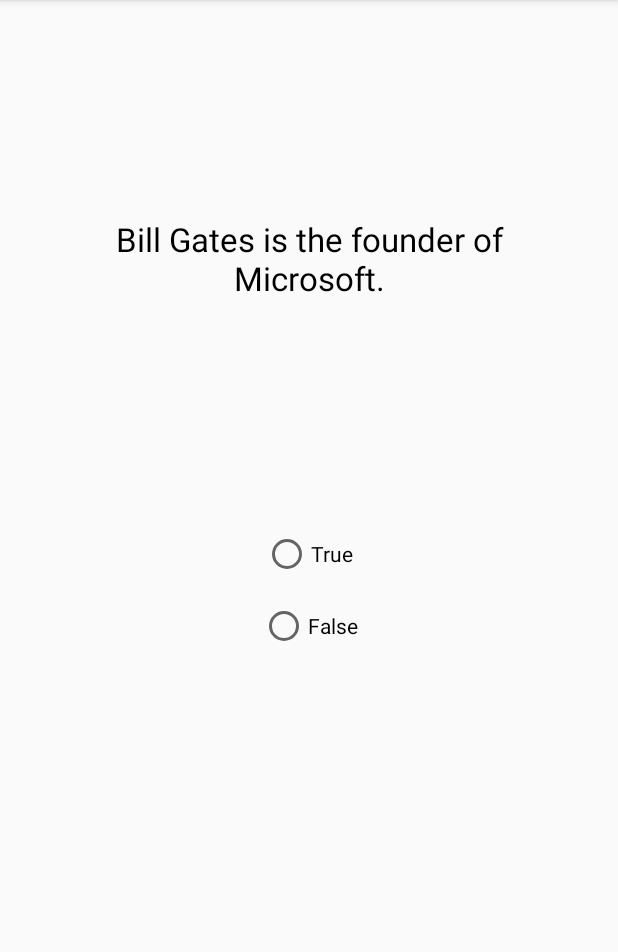
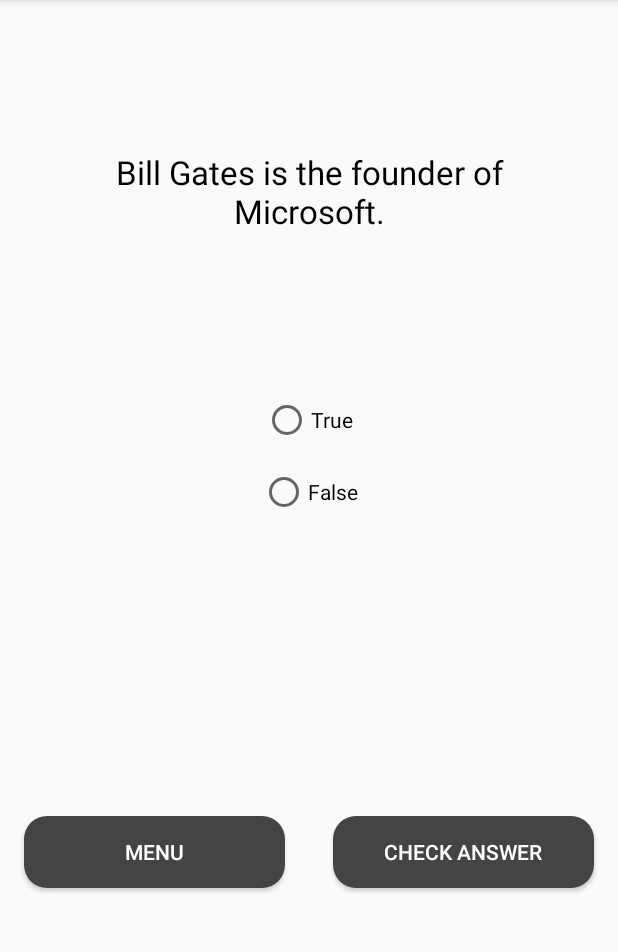
Before and after one commit to MaciejCmiel/Quiz-App, an Android app: the QuizActivity screen opened directly, with no data from a screen before it, on a phone screen of 412 x 824 dp, the part 84-1036 px from its top. Run offline under Robolectric (Android 15) with nearby library versions, the phone set to English and light mode, and no system bars.

Commit message:
Add buttons: back to menu and check answer

```diff
--- a/app/src/main/java/com/example/macx/quizapp/QuizActivity.java
+++ b/app/src/main/java/com/example/macx/quizapp/QuizActivity.java
@@ -1,9 +1,11 @@
 package com.example.macx.quizapp;
 
+import android.content.Intent;
 import android.os.Bundle;
 import android.support.v7.app.AppCompatActivity;
 import android.util.Log;
 import android.view.View;
+import android.widget.Button;
 import android.widget.TextView;
 
 import java.util.ArrayList;
@@ -21,7 +23,7 @@ public class QuizActivity extends AppCompatActivity {
         setContentView(R.layout.activity_quiz);
 
         boolean mYesNoAnswer;
-        int chosenType = getIntent().getIntExtra("TYPE", 1);
+        final int chosenType = getIntent().getIntExtra("TYPE", 1);
 
         ArrayList<Question> questions = new ArrayList<Question>();
 
@@ -113,6 +115,32 @@ public class QuizActivity extends AppCompatActivity {
             String answer = questions.get(rand).getAnswer();
 
         }
+
+        Button backMenu = findViewById(R.id.back_to_menu);
+
+        backMenu.setOnClickListener(new View.OnClickListener() {
+            @Override
+            public void onClick(View view) {
+
+                Intent timeTableIntent = new Intent(QuizActivity.this, MainActivity.class);
+                startActivity(timeTableIntent);
+            }
+        });
+
+        Button checkAnswer = findViewById(R.id.check_answer);
+
+        checkAnswer.setOnClickListener(new View.OnClickListener() {
+            @Override
+            public void onClick(View view) {
+
+                //TODO: add checking answer
+
+                Intent typeOfQuizIntent = new Intent(QuizActivity.this, QuizActivity.class);
+                typeOfQuizIntent.putExtra("TYPE", chosenType);
+                startActivity(typeOfQuizIntent);
+            }
+        });
     }
 
+
 }
--- a/app/src/main/res/layout/activity_quiz.xml
+++ b/app/src/main/res/layout/activity_quiz.xml
@@ -40,6 +40,7 @@
                 android:layout_height="wrap_content"
                 android:layout_gravity="center"
                 android:layout_margin="8dp" />
+
             <RadioButton
                 android:id="@+id/third_answer"
                 android:layout_width="wrap_content"
@@ -80,10 +81,41 @@
             android:layout_margin="32dp"
             android:hint="Answer"
             android:inputType="text"
-            android:textAlignment="center"/>
+            android:textAlignment="center" />
 
     </RelativeLayout>
 
+    <LinearLayout
+        android:layout_width="match_parent"
+        android:layout_height="0dp"
+        android:layout_marginBottom="32dp"
+        android:layout_weight="2"
+        android:orientation="horizontal">
+
+        <Button
+            android:id="@+id/back_to_menu"
+            android:layout_width="0dp"
+            android:layout_height="wrap_content"
+            android:layout_marginBottom="8dp"
+            android:layout_marginLeft="16dp"
+            android:layout_marginRight="16dp"
+            android:layout_weight="1"
+            android:background="@drawable/type_of_quiz"
+            android:text="menu"
+            android:textColor="@android:color/white" />
+
+        <Button
+            android:id="@+id/check_answer"
+            android:layout_width="0dp"
+            android:layout_height="wrap_content"
+            android:layout_marginBottom="8dp"
+            android:layout_marginLeft="16dp"
+            android:layout_marginRight="16dp"
+            android:layout_weight="1"
+            android:background="@drawable/type_of_quiz"
+            android:text="Check answer"
+            android:textColor="@android:color/white" />
+    </LinearLayout>
 
 
 </LinearLayout>
```
